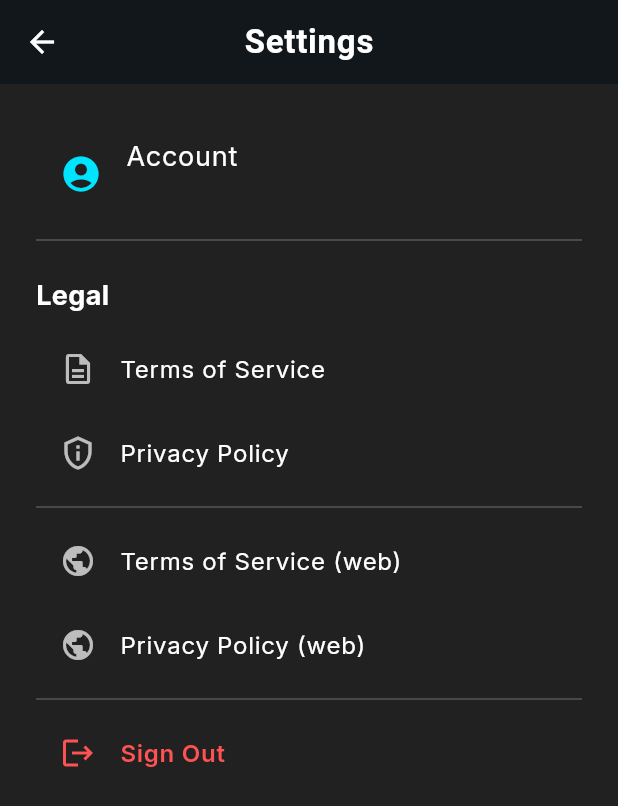
After one commit to IssacVinson/polar-glow, a Flutter app: the screen it shows once a user with an empty profile is signed in, after a tap on the "settings" icon, on a phone screen of 412 x 824 dp. The commit adds this screen. Shown: the top 806 px of the screen. Run offline on Flutter 3.47's test engine with Material 3 defaults, Android fonts, the phone set to English and light mode, and no system bars; our stand-ins replace cloud_firestore, cloud_functions, firebase_auth, firebase_core, firebase_storage, flutter_animate and 5 more; missing offline and left inert: flutter_stripe; accounts and stored records are empty.

Commit message:
added settings

```diff
--- a/lib/Screens/customer_dashboard.dart
+++ b/lib/Screens/customer_dashboard.dart
@@ -5,7 +5,8 @@ import 'package:flutter_animate/flutter_animate.dart';
 import 'customer_services_screen.dart';
 import 'customer_my_bookings_screen.dart';
 import 'customer_feedback_screen.dart';
-import 'profile_screen.dart'; // ← New import
+import 'profile_screen.dart';
+import 'settings_screen.dart'; // ← New import
 
 class CustomerDashboard extends StatelessWidget {
   const CustomerDashboard({super.key});
@@ -35,6 +36,19 @@ class CustomerDashboard extends StatelessWidget {
         foregroundColor: Colors.white,
         elevation: 4,
         actions: [
+          // Settings icon
+          IconButton(
+            icon: const Icon(Icons.settings_rounded),
+            tooltip: 'Settings',
+            onPressed: () {
+              Navigator.push(
+                context,
+                MaterialPageRoute(
+                  builder: (_) => const SettingsScreen(),
+                ),
+              );
+            },
+          ),
           IconButton(
             icon: const Icon(Icons.logout_rounded),
             tooltip: 'Sign out',
@@ -205,7 +219,7 @@ class CustomerDashboard extends StatelessWidget {
 
               const SizedBox(height: 18),
 
-              // NEW: My Profile - Purple
+              // My Profile - Purple
               SizedBox(
                 width: double.infinity,
                 child: FilledButton.icon(
--- /dev/null
+++ b/lib/Screens/settings_screen.dart
@@ -0,0 +1,117 @@
+import 'package:firebase_auth/firebase_auth.dart';
+import 'package:flutter/material.dart';
+import 'package:url_launcher/url_launcher.dart';
+
+import 'privacy_policy_screen.dart';
+import 'terms_of_service_screen.dart';
+
+class SettingsScreen extends StatelessWidget {
+  const SettingsScreen({super.key});
+
+  Color get _accentColor => const Color(0xFF00E5FF);
+
+  Future<void> _launchURL(String url) async {
+    final uri = Uri.parse(url);
+    if (await canLaunchUrl(uri)) {
+      await launchUrl(uri, mode: LaunchMode.externalApplication);
+    }
+  }
+
+  @override
+  Widget build(BuildContext context) {
+    return Scaffold(
+      backgroundColor: Colors.grey[900],
+      appBar: AppBar(
+        title: const Text(
+          'Settings',
+          style: TextStyle(fontWeight: FontWeight.w700, letterSpacing: 0.5),
+        ),
+        backgroundColor: Colors.black87,
+        foregroundColor: Colors.white,
+        elevation: 4,
+        centerTitle: true,
+      ),
+      body: ListView(
+        padding: const EdgeInsets.all(24),
+        children: [
+          // Account Section
+          ListTile(
+            leading: Icon(Icons.account_circle, color: _accentColor, size: 28),
+            title: const Text('Account',
+                style: TextStyle(fontSize: 18, color: Colors.white)),
+            subtitle: Text(
+              FirebaseAuth.instance.currentUser?.email ?? '',
+              style: const TextStyle(color: Colors.white70),
+            ),
+          ),
+          const Divider(color: Colors.white24),
+
+          // Legal Section
+          const Padding(
+            padding: EdgeInsets.only(top: 16, bottom: 8),
+            child: Text(
+              'Legal',
+              style: TextStyle(
+                  fontSize: 18,
+                  fontWeight: FontWeight.bold,
+                  color: Colors.white),
+            ),
+          ),
+
+          ListTile(
+            leading:
+                const Icon(Icons.description_outlined, color: Colors.white70),
+            title: const Text('Terms of Service',
+                style: TextStyle(color: Colors.white)),
+            onTap: () => Navigator.push(
+                context,
+                MaterialPageRoute(
+                    builder: (_) => const TermsOfServiceScreen())),
+          ),
+          ListTile(
+            leading:
+                const Icon(Icons.privacy_tip_outlined, color: Colors.white70),
+            title: const Text('Privacy Policy',
+                style: TextStyle(color: Colors.white)),
+            onTap: () => Navigator.push(context,
+                MaterialPageRoute(builder: (_) => const PrivacyPolicyScreen())),
+          ),
+
+          const Divider(color: Colors.white24),
+
+          // Public web links
+          ListTile(
+            leading: const Icon(Icons.public, color: Colors.white70),
+            title: const Text('Terms of Service (web)',
+                style: TextStyle(color: Colors.white)),
+            onTap: () => _launchURL(
+                'https://issacvinson.github.io/polar-glow/terms_of_service.html'),
+          ),
+          ListTile(
+            leading: const Icon(Icons.public, color: Colors.white70),
+            title: const Text('Privacy Policy (web)',
+                style: TextStyle(color: Colors.white)),
+            onTap: () => _launchURL(
+                'https://issacvinson.github.io/polar-glow/privacy_policy.html'),
+          ),
+
+          const Divider(color: Colors.white24),
+
+          // Logout
+          ListTile(
+            leading: const Icon(Icons.logout, color: Colors.redAccent),
+            title: const Text('Sign Out',
+                style: TextStyle(
+                    color: Colors.redAccent, fontWeight: FontWeight.w600)),
+            onTap: () async {
+              await FirebaseAuth.instance.signOut();
+              if (context.mounted) {
+                Navigator.popUntil(context, (route) => route.isFirst);
+              }
+            },
+          ),
+        ],
+      ),
+    );
+  }
+}
```
Also changed, not shown: pubspec.yaml (+9 -6 lines), 1 other file.
